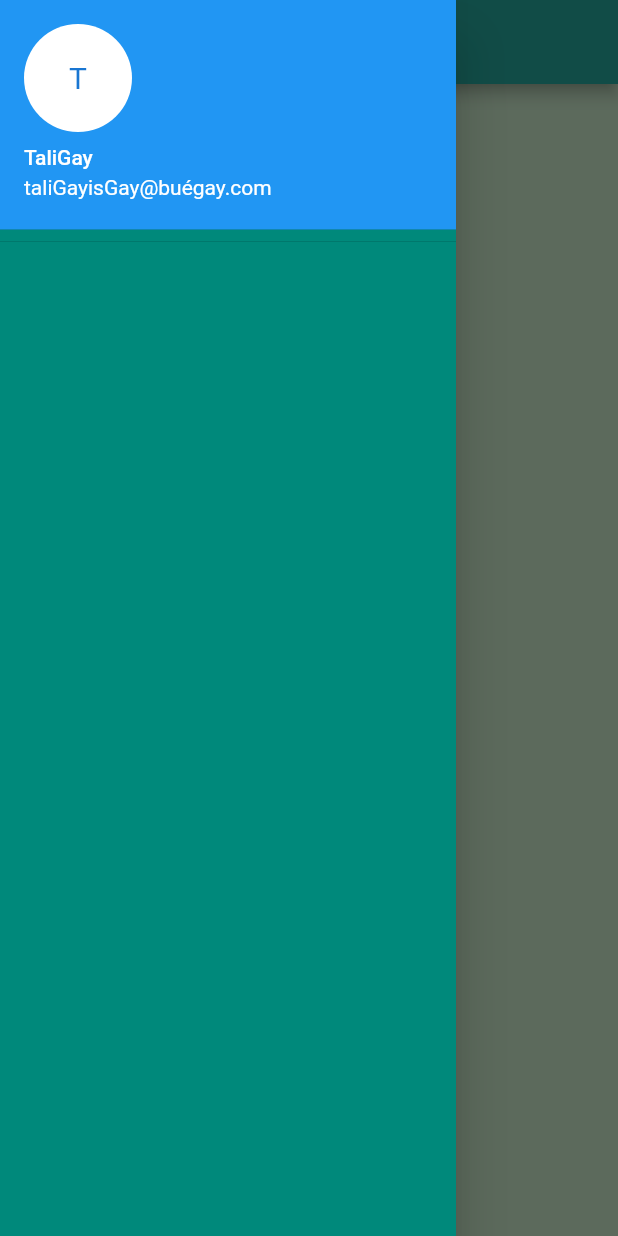
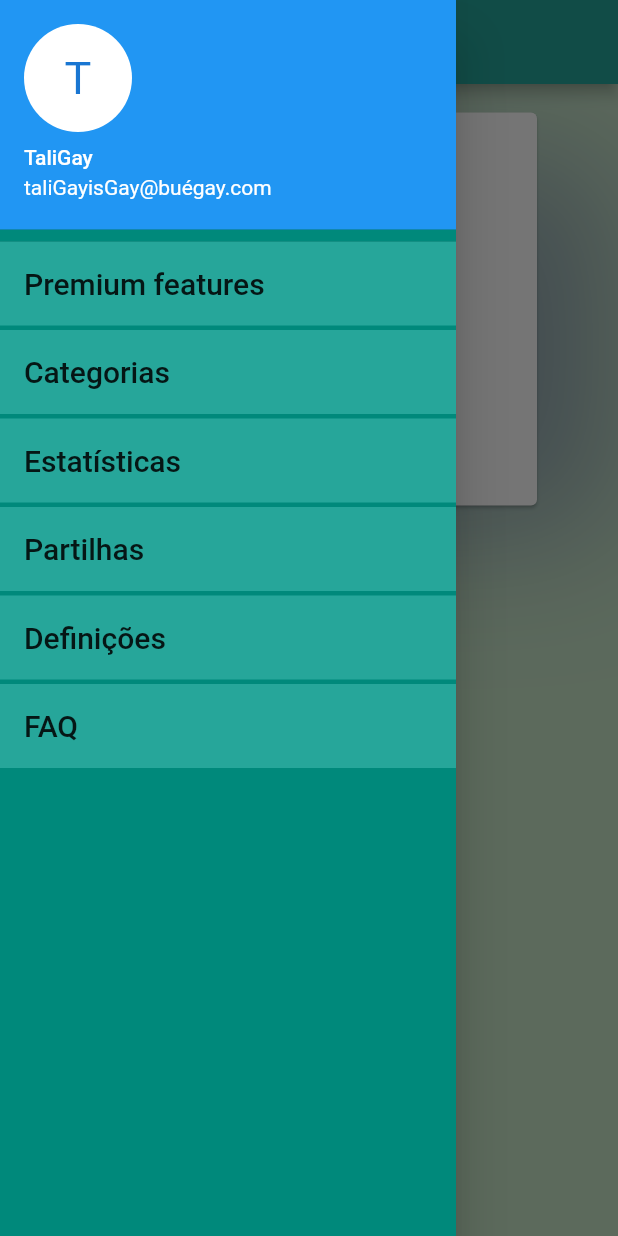
Before and after one commit to Talig81/KeepIT, a Flutter app: the Dashboard screen opened directly, with the side drawer open, on a phone screen of 412 x 824 dp. Run offline on Flutter 3.47's test engine with Material 2 defaults, Android fonts, the phone set to English and light mode, and no system bars.

Commit message:
opções na sidebar

```diff
--- /dev/null
+++ b/lib/Dashboard/drawer_style.dart
@@ -0,0 +1,113 @@
+
+import 'package:flutter/material.dart';
+
+class DrawerStyle extends StatelessWidget{
+  @override
+  Widget build(BuildContext context){
+    return Theme(
+          data: Theme.of(context).copyWith(
+            primaryColor:
+                Colors.teal[600], //é aqui que se muda a cor do header !!
+            canvasColor: Colors.teal[600],
+          ),
+          child: Drawer(
+            child: ListView(
+              children: <Widget>[
+                DrawerHeader(
+                  margin: EdgeInsets.zero,
+                  padding: EdgeInsets.zero,
+                  child: UserAccountsDrawerHeader(
+                    accountName: Text(
+                        'TaliGay'), // mudar aqui quando houver ligação ao backend
+                    accountEmail: Text('taliGayisGay@buégay.com'),
+                    currentAccountPicture: CircleAvatar(
+                      radius: 1,
+                      backgroundColor: Colors.white,
+                      child: Text(
+                        "T",
+                        style: TextStyle(fontSize: 30.0),
+                      ),
+                    ),
+                  ),
+                ),
+                Container(
+                  decoration: BoxDecoration(color: Colors.teal[400]),
+                  child: ListTile(
+                    title: Text(
+                      'Premium features',
+                      style: TextStyle(fontSize: 20),
+                    ),
+                    onTap: () {},
+                  ),
+                ),
+                SizedBox(
+                  height: 3,
+                ),
+                Container(
+                  decoration: BoxDecoration(color: Colors.teal[400]),
+                  child: ListTile(
+                    title: Text(
+                      'Categorias',
+                      style: TextStyle(fontSize: 20),
+                    ),
+                    onTap: () {},
+                  ),
+                ),
+                SizedBox(
+                  height: 3,
+                ),
+                Container(
+                  decoration: BoxDecoration(color: Colors.teal[400]),
+                  child: ListTile(
+                    title: Text(
+                      'Estatísticas',
+                      style: TextStyle(fontSize: 20),
+                    ),
+                    onTap: () {},
+                  ),
+                ),
+                SizedBox(
+                  height: 3,
+                ),
+                Container(
+                  decoration: BoxDecoration(color: Colors.teal[400]),
+                  child: ListTile(
+                    title: Text(
+                      'Partilhas',
+                      style: TextStyle(fontSize: 20),
+                    ),
+                    onTap: () {},
+                  ),
+                ),
+                SizedBox(
+                  height: 3,
+                ),
+                Container(
+                  decoration: BoxDecoration(color: Colors.teal[400]),
+                  child: ListTile(
+                    title: Text(
+                      'Definições',
+                      style: TextStyle(fontSize: 20),
+                    ),
+                    onTap: () {},
+                  ),
+                ),
+                SizedBox(
+                  height: 3,
+                ),
+                Container(
+                  decoration: BoxDecoration(color: Colors.teal[400]),
+                  child: ListTile(
+                    title: Text(
+                      'FAQ',
+                      style: TextStyle(fontSize: 20),
+                    ),
+                    onTap: () {},
+                  ),
+                )
+              ],
+            ),
+          ),
+        );
+  }
+}
--- a/lib/Dashboard/main_dash.dart
+++ b/lib/Dashboard/main_dash.dart
@@ -1,4 +1,6 @@
 import 'package:flutter/material.dart';
+
+import './drawer_style.dart';
 
 class Dashboard extends StatefulWidget {
   _Dashboard createState() => _Dashboard();
@@ -13,44 +15,51 @@ class _Dashboard extends State<Dashboard> {
   }
 
   Widget build(BuildContext context) {
-    return Center(
-      child: Container(
-        child: swipe(context),
+    return Scaffold(
+      backgroundColor: Colors.green[100],
+      appBar: AppBar(
+        title: Text(
+          'KeepIT',
+          style: new TextStyle(
+            fontFamily: 'RobotoMono',
+            fontSize: 30,
+            wordSpacing: 7,
+            fontWeight: FontWeight.bold,
+            shadows: <Shadow>[
+              Shadow(
+                offset: Offset(5.0, 5.0),
+                blurRadius: 5.0,
+                color: Color.fromARGB(255, 0, 0, 0),
+              ),
+            ],
+          ),
+        ),
+        backgroundColor: Colors.teal[400],
       ),
+      drawer: DrawerStyle(),
+      body: receipts(context),
     );
   }
 
-  Widget swipe(BuildContext context) => new Scaffold(
-        backgroundColor: Colors.green[100],
-        appBar: AppBar(
-          backgroundColor: Colors.teal[400],
+  Widget receipts(BuildContext context) => new Container(
+        padding: EdgeInsets.symmetric(vertical: 15,horizontal: 50),
+        constraints: BoxConstraints(maxWidth: 450, maxHeight: 300),
+        decoration: BoxDecoration(
+          boxShadow: [
+            BoxShadow(
+              color: Colors.blueGrey[300],
+              offset: Offset(20, 25.0),
+              blurRadius: 80,
+              spreadRadius: -25
+            ),
+          ],
         ),
-        drawer: Theme(
-          data: Theme.of(context).copyWith(
-            primaryColor: Colors.teal[600], //é aqui que se muda a cor do header !!
-            canvasColor: Colors.teal[600],
-          ),
-          child: Drawer(
-            child: ListView(
-              children: <Widget>[
-                DrawerHeader(
-                  margin: EdgeInsets.zero,
-                  padding: EdgeInsets.zero,
-                  child: UserAccountsDrawerHeader(
-                    accountName: Text('TaliGay'),
-                    accountEmail: Text('taliGayisGay@buégay.com'),
-                    currentAccountPicture: CircleAvatar(
-                      radius: 1,
-                      backgroundColor: Colors.white,
-                      child: Text(
-                        "T",
-                        style: TextStyle(fontSize: 20.0),
-                      ),
-                    ),
-                  ),
-                ),
-              ],
-            ),
+        child: Card(
+          child: ListView(
+            children: <Widget>[
+              Text('Ola1'),
+              Text('Ola2'),
+            ],
           ),
         ),
       );
--- a/lib/Home/register_screen.dart
+++ b/lib/Home/register_screen.dart
@@ -16,7 +16,6 @@ class RegisterScreen extends StatelessWidget {
     );
   }
 
-  //a cor do container e aqui
   Widget registerButtonArea(BuildContext context) => new Scaffold(
         backgroundColor: Colors.green[100],
         body: Container(
```
Also changed, not shown: 9 other files.
